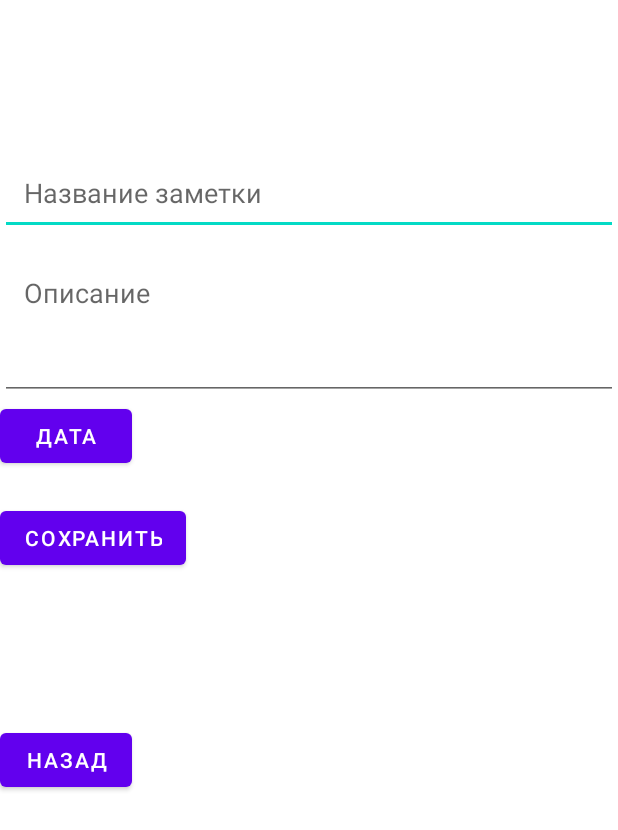
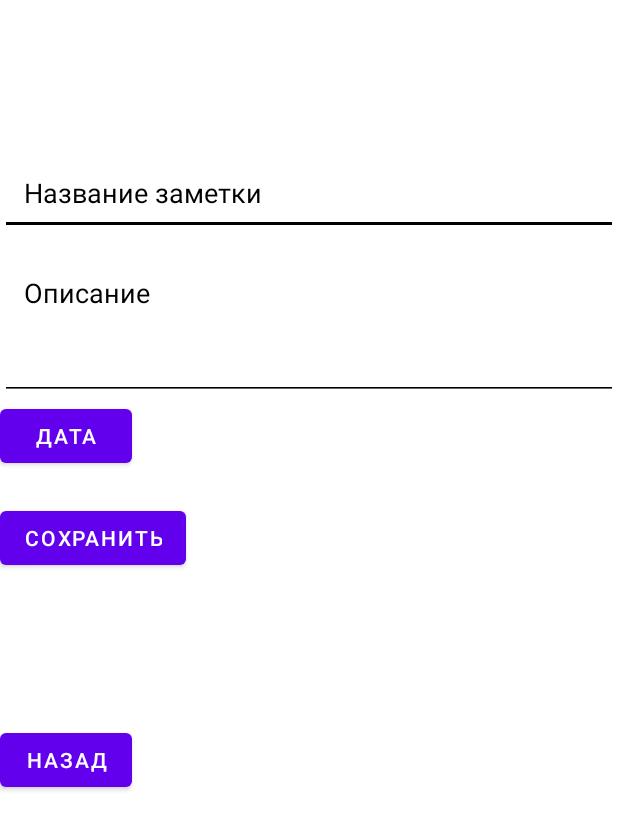
Before and after one commit to CreatFun/LifeRun, an Android app: the NoteDetailsActivity screen opened directly, with no data from a screen before it, on a phone screen of 412 x 824 dp. Shown: the top 830 px of the screen. Run offline under Robolectric (Android 15) with nearby library versions, the phone set to English and light mode, and no system bars; our stand-ins replace Room's generated code.

Commit message:
fixed color of note details and event details activities

```diff
--- a/app/src/main/res/layout/activity_note_details.xml
+++ b/app/src/main/res/layout/activity_note_details.xml
@@ -2,10 +2,14 @@
 <LinearLayout xmlns:android="http://schemas.android.com/apk/res/android"
     android:layout_width="match_parent"
     android:layout_height="match_parent"
-    android:orientation="vertical">
+    android:orientation="vertical"
+    android:background="@color/white">
 
     <EditText
         android:id="@+id/noteName"
+        android:textColor="@color/black"
+        android:textColorHint="@color/black"
+        android:backgroundTint="@color/black"
         android:layout_width="match_parent"
         android:layout_height="wrap_content"
         android:hint="Название заметки"
@@ -15,6 +19,9 @@
         android:padding="16sp"/>
     <EditText
         android:id="@+id/noteDescription"
+        android:textColor="@color/black"
+        android:textColorHint="@color/black"
+        android:backgroundTint="@color/black"
         android:layout_width="match_parent"
         android:layout_height="wrap_content"
         android:hint="Описание"
@@ -28,7 +35,7 @@
         android:layout_width="wrap_content"
         android:layout_height="wrap_content"
         android:text="Дата"
-        android:onClick="" />
+        />
 
     <Button
         android:id="@+id/saveNoteButton"
```
Also changed, not shown: app/src/main/res/layout/activity_event_details.xml (+8 -0 lines).
